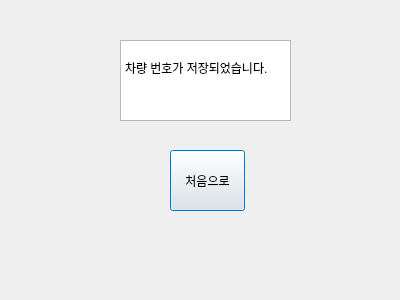
First picture: the form in saved.ui, repository ainosato/MDP, before the edit.
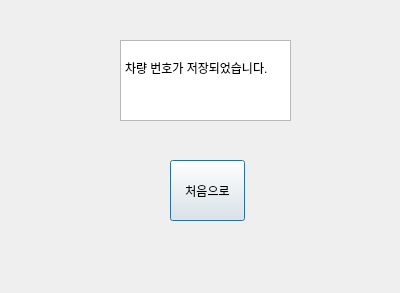
Second picture: the form after the edit.

The edit to the form file:
```diff
--- a/saved.ui
+++ b/saved.ui
@@ -7,7 +7,7 @@
     <x>0</x>
     <y>0</y>
     <width>400</width>
-    <height>300</height>
+    <height>293</height>
    </rect>
   </property>
   <property name="windowTitle">
@@ -35,7 +35,7 @@
    <property name="geometry">
     <rect>
      <x>170</x>
-     <y>150</y>
+     <y>160</y>
      <width>75</width>
      <height>61</height>
     </rect>
```
